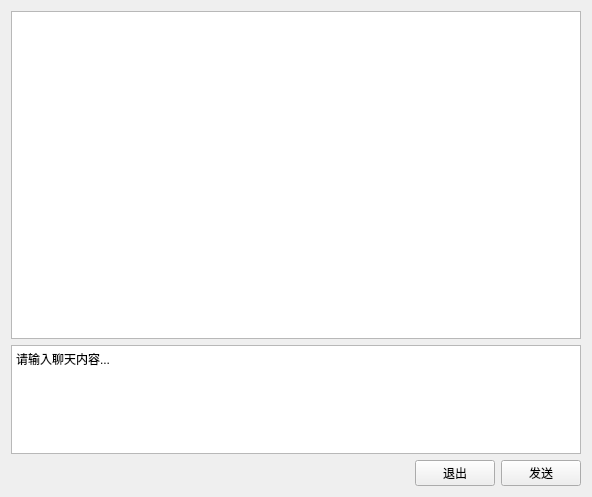
Before: the Qt Designer form gui/gavim.ui in igreedpainter/avim, drawn with Qt 5.
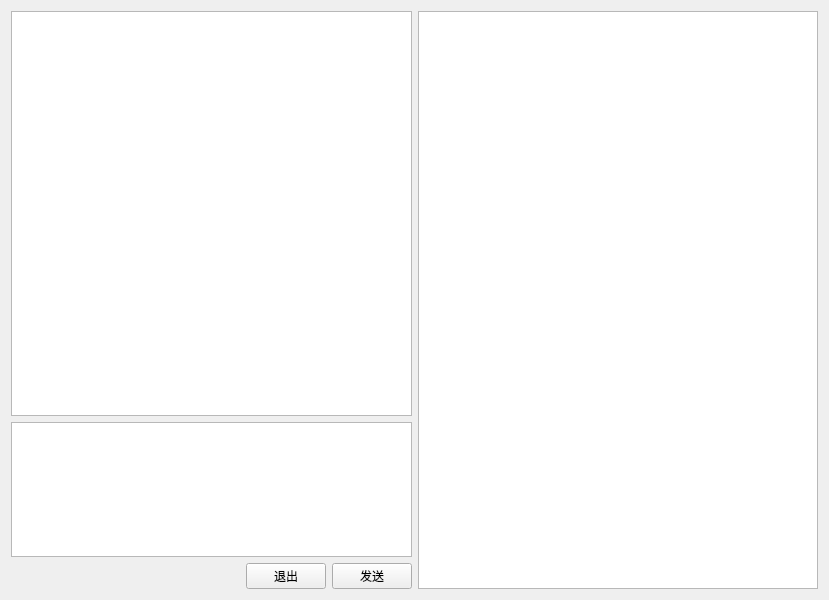
After: the same form once the commit is applied.

Commit message: 就用 qt5 推荐的头文件 style 好了

What changed in the file:
```diff
--- a/gui/gavim.ui
+++ b/gui/gavim.ui
@@ -6,8 +6,8 @@
    <rect>
     <x>0</x>
     <y>0</y>
-    <width>592</width>
-    <height>497</height>
+    <width>829</width>
+    <height>600</height>
    </rect>
   </property>
   <property name="windowTitle">
@@ -25,8 +25,8 @@
         <string>&lt;!DOCTYPE HTML PUBLIC &quot;-//W3C//DTD HTML 4.0//EN&quot; &quot;http://www.w3.org/TR/REC-html40/strict.dtd&quot;&gt;
 &lt;html&gt;&lt;head&gt;&lt;meta name=&quot;qrichtext&quot; content=&quot;1&quot; /&gt;&lt;style type=&quot;text/css&quot;&gt;
 p, li { white-space: pre-wrap; }
-&lt;/style&gt;&lt;/head&gt;&lt;body style=&quot; font-family:'SimSun'; font-size:9pt; font-weight:400; font-style:normal;&quot;&gt;
-&lt;p style=&quot; margin-top:0px; margin-bottom:0px; margin-left:0px; margin-right:0px; -qt-block-indent:0; text-indent:0px;&quot;&gt;请输入聊天内容...&lt;/p&gt;&lt;/body&gt;&lt;/html&gt;</string>
+&lt;/style&gt;&lt;/head&gt;&lt;body style=&quot; font-family:'DejaVu Sans Mono'; font-size:11pt; font-weight:400; font-style:normal;&quot;&gt;
+&lt;p style=&quot;-qt-paragraph-type:empty; margin-top:0px; margin-bottom:0px; margin-left:0px; margin-right:0px; -qt-block-indent:0; text-indent:0px;&quot;&gt;&lt;br /&gt;&lt;/p&gt;&lt;/body&gt;&lt;/html&gt;</string>
        </property>
       </widget>
      </item>
@@ -69,6 +69,9 @@
      </item>
     </layout>
    </item>
+   <item>
+    <widget class="QTreeView" name="treeView"/>
+   </item>
   </layout>
  </widget>
  <layoutdefault spacing="6" margin="11"/>
```
Left out of the diff: 2 changed lines with no effect on the pictures. The commit also changes 3 other files.
